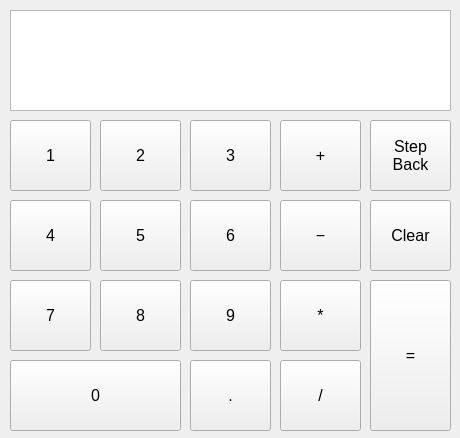
Above: Qt/Calculator/widget.ui from Vergervan/Learning before the change. Below: the same form after it.
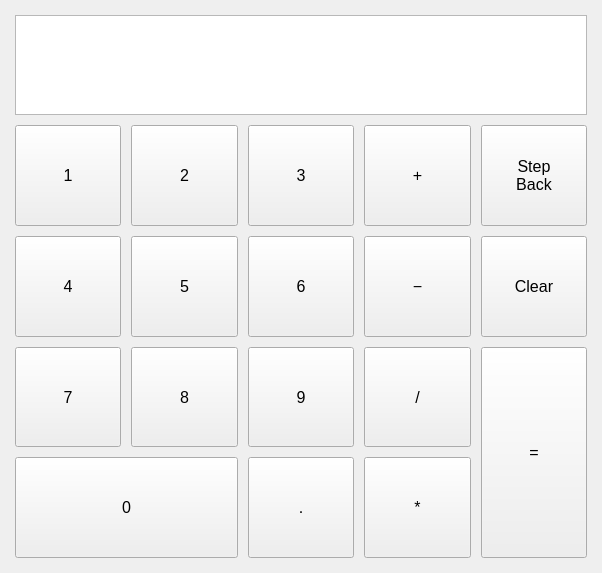
That is the form after the change.

Commit message: Fix bugs and make flexible UI

```diff
--- a/Qt/Calculator/widget.ui
+++ b/Qt/Calculator/widget.ui
@@ -9,8 +9,8 @@
    <rect>
     <x>0</x>
     <y>0</y>
-    <width>460</width>
-    <height>438</height>
+    <width>602</width>
+    <height>573</height>
    </rect>
   </property>
   <property name="sizePolicy">
@@ -22,68 +22,29 @@
   <property name="windowTitle">
    <string>Калькулятор</string>
   </property>
-  <widget class="QPushButton" name="buttonNum1">
-   <property name="geometry">
-    <rect>
-     <x>10</x>
-     <y>120</y>
-     <width>81</width>
-     <height>71</height>
-    </rect>
+  <layout class="QGridLayout" name="gridLayout" rowstretch="0,1,1,1,1">
+   <property name="leftMargin">
+    <number>15</number>
    </property>
-   <property name="font">
-    <font>
-     <pointsize>12</pointsize>
-    </font>
+   <property name="topMargin">
+    <number>15</number>
    </property>
-   <property name="text">
-    <string>1</string>
+   <property name="rightMargin">
+    <number>15</number>
    </property>
-  </widget>
-  <widget class="QPushButton" name="buttonNum2">
-   <property name="geometry">
-    <rect>
-     <x>100</x>
-     <y>120</y>
-     <width>81</width>
-     <height>71</height>
-    </rect>
+   <property name="bottomMargin">
+    <number>15</number>
    </property>
-   <property name="font">
-    <font>
-     <pointsize>12</pointsize>
-    </font>
+   <property name="spacing">
+    <number>10</number>
    </property>
-   <property name="text">
-    <string>2</string>
-   </property>
-  </widget>
-  <widget class="QPushButton" name="buttonNum3">
-   <property name="geometry">
-    <rect>
-     <x>190</x>
-     <y>120</y>
-     <width>81</width>
-     <height>71</height>
-    </rect>
-   </property>
-   <property name="font">
-    <font>
-     <pointsize>12</pointsize>
-    </font>
-   </property>
-   <property name="text">
-    <string>3</string>
-   </property>
-  </widget>
+   <item row="2" column="1">
   <widget class="QPushButton" name="buttonNum5">
-   <property name="geometry">
-    <rect>
-     <x>100</x>
-     <y>200</y>
-     <width>81</width>
-     <height>71</height>
-    </rect>
+     <property name="sizePolicy">
+      <sizepolicy hsizetype="Minimum" vsizetype="Preferred">
+       <horstretch>0</horstretch>
+       <verstretch>0</verstretch>
+      </sizepolicy>
    </property>
    <property name="font">
     <font>
@@ -94,194 +55,47 @@
     <string>5</string>
    </property>
   </widget>
-  <widget class="QPushButton" name="buttonNum6">
-   <property name="geometry">
-    <rect>
-     <x>190</x>
-     <y>200</y>
-     <width>81</width>
-     <height>71</height>
-    </rect>
-   </property>
-   <property name="font">
-    <font>
-     <pointsize>12</pointsize>
-    </font>
-   </property>
-   <property name="text">
-    <string>6</string>
-   </property>
-  </widget>
-  <widget class="QPushButton" name="buttonNum4">
-   <property name="geometry">
-    <rect>
-     <x>10</x>
-     <y>200</y>
-     <width>81</width>
-     <height>71</height>
-    </rect>
-   </property>
+   </item>
+   <item row="0" column="0" colspan="5" alignment="Qt::AlignTop">
+    <widget class="QTextEdit" name="resultText">
+     <property name="sizePolicy">
+      <sizepolicy hsizetype="Expanding" vsizetype="Fixed">
+       <horstretch>0</horstretch>
+       <verstretch>0</verstretch>
+      </sizepolicy>
+     </property>
+     <property name="maximumSize">
+      <size>
+       <width>16777215</width>
+       <height>100</height>
+      </size>
+     </property>
    <property name="font">
     <font>
-     <pointsize>12</pointsize>
-    </font>
-   </property>
-   <property name="text">
-    <string>4</string>
-   </property>
-  </widget>
-  <widget class="QPushButton" name="buttonNum8">
-   <property name="geometry">
-    <rect>
-     <x>100</x>
-     <y>280</y>
-     <width>81</width>
-     <height>71</height>
-    </rect>
-   </property>
-   <property name="font">
-    <font>
-     <pointsize>12</pointsize>
-    </font>
-   </property>
-   <property name="text">
-    <string>8</string>
-   </property>
-  </widget>
-  <widget class="QPushButton" name="buttonNum9">
-   <property name="geometry">
-    <rect>
-     <x>190</x>
-     <y>280</y>
-     <width>81</width>
-     <height>71</height>
-    </rect>
-   </property>
-   <property name="font">
-    <font>
-     <pointsize>12</pointsize>
-    </font>
-   </property>
-   <property name="text">
-    <string>9</string>
-   </property>
-  </widget>
-  <widget class="QPushButton" name="buttonNum7">
-   <property name="geometry">
-    <rect>
-     <x>10</x>
-     <y>280</y>
-     <width>81</width>
-     <height>71</height>
-    </rect>
-   </property>
-   <property name="font">
-    <font>
-     <pointsize>12</pointsize>
-    </font>
-   </property>
-   <property name="text">
-    <string>7</string>
-   </property>
-  </widget>
-  <widget class="QPushButton" name="buttonNum0">
-   <property name="geometry">
-    <rect>
-     <x>10</x>
-     <y>360</y>
-     <width>171</width>
-     <height>71</height>
-    </rect>
-   </property>
-   <property name="font">
-    <font>
-     <pointsize>12</pointsize>
-    </font>
-   </property>
-   <property name="text">
-    <string>0</string>
-   </property>
-  </widget>
-  <widget class="QPushButton" name="buttonClear">
-   <property name="geometry">
-    <rect>
-     <x>370</x>
-     <y>200</y>
-     <width>81</width>
-     <height>71</height>
-    </rect>
-   </property>
-   <property name="font">
-    <font>
-     <pointsize>12</pointsize>
-    </font>
-   </property>
-   <property name="text">
-    <string>Clear</string>
-   </property>
-  </widget>
-  <widget class="QPushButton" name="buttonDivide">
-   <property name="geometry">
-    <rect>
-     <x>280</x>
-     <y>360</y>
-     <width>81</width>
-     <height>71</height>
-    </rect>
-   </property>
-   <property name="font">
-    <font>
-     <pointsize>12</pointsize>
-    </font>
-   </property>
-   <property name="text">
-    <string>/</string>
-   </property>
-  </widget>
-  <widget class="QPushButton" name="buttonMultiply">
-   <property name="geometry">
-    <rect>
-     <x>280</x>
-     <y>280</y>
-     <width>81</width>
-     <height>71</height>
-    </rect>
-   </property>
-   <property name="font">
-    <font>
-     <pointsize>12</pointsize>
-    </font>
-   </property>
-   <property name="text">
-    <string>*</string>
-   </property>
-  </widget>
-  <widget class="QPushButton" name="buttonPlus">
-   <property name="geometry">
-    <rect>
-     <x>280</x>
-     <y>120</y>
-     <width>81</width>
-     <height>71</height>
-    </rect>
-   </property>
-   <property name="font">
-    <font>
-     <pointsize>12</pointsize>
-    </font>
-   </property>
-   <property name="text">
-    <string>+</string>
-   </property>
-  </widget>
+       <pointsize>14</pointsize>
+      </font>
+     </property>
+     <property name="layoutDirection">
+      <enum>Qt::LeftToRight</enum>
+     </property>
+     <property name="verticalScrollBarPolicy">
+      <enum>Qt::ScrollBarAlwaysOff</enum>
+     </property>
+     <property name="horizontalScrollBarPolicy">
+      <enum>Qt::ScrollBarAlwaysOff</enum>
+     </property>
+     <property name="readOnly">
+      <bool>true</bool>
+     </property>
+    </widget>
+   </item>
+   <item row="2" column="3">
   <widget class="QPushButton" name="buttonMinus">
-   <property name="geometry">
-    <rect>
-     <x>280</x>
-     <y>200</y>
-     <width>81</width>
-     <height>71</height>
-    </rect>
+     <property name="sizePolicy">
+      <sizepolicy hsizetype="Minimum" vsizetype="Preferred">
+       <horstretch>0</horstretch>
+       <verstretch>0</verstretch>
+      </sizepolicy>
    </property>
    <property name="font">
     <font>
@@ -292,14 +106,32 @@
     <string>−</string>
    </property>
   </widget>
+   </item>
+   <item row="1" column="3">
+    <widget class="QPushButton" name="buttonPlus">
+     <property name="sizePolicy">
+      <sizepolicy hsizetype="Minimum" vsizetype="Preferred">
+       <horstretch>0</horstretch>
+       <verstretch>0</verstretch>
+      </sizepolicy>
+     </property>
+     <property name="font">
+      <font>
+       <pointsize>12</pointsize>
+      </font>
+     </property>
+     <property name="text">
+      <string>+</string>
+     </property>
+    </widget>
+   </item>
+   <item row="3" column="4" rowspan="2">
   <widget class="QPushButton" name="buttonResult">
-   <property name="geometry">
-    <rect>
-     <x>370</x>
-     <y>280</y>
-     <width>81</width>
-     <height>151</height>
-    </rect>
+     <property name="sizePolicy">
+      <sizepolicy hsizetype="Minimum" vsizetype="Preferred">
+       <horstretch>0</horstretch>
+       <verstretch>0</verstretch>
+      </sizepolicy>
    </property>
    <property name="font">
     <font>
@@ -310,14 +142,68 @@
     <string>=</string>
    </property>
   </widget>
+   </item>
+   <item row="3" column="2">
+    <widget class="QPushButton" name="buttonNum9">
+     <property name="sizePolicy">
+      <sizepolicy hsizetype="Minimum" vsizetype="Preferred">
+       <horstretch>0</horstretch>
+       <verstretch>0</verstretch>
+      </sizepolicy>
+     </property>
+     <property name="font">
+      <font>
+       <pointsize>12</pointsize>
+      </font>
+     </property>
+     <property name="text">
+      <string>9</string>
+     </property>
+    </widget>
+   </item>
+   <item row="3" column="0">
+    <widget class="QPushButton" name="buttonNum7">
+     <property name="sizePolicy">
+      <sizepolicy hsizetype="Minimum" vsizetype="Preferred">
+       <horstretch>0</horstretch>
+       <verstretch>0</verstretch>
+      </sizepolicy>
+     </property>
+     <property name="font">
+      <font>
+       <pointsize>12</pointsize>
+      </font>
+     </property>
+     <property name="text">
+      <string>7</string>
+     </property>
+    </widget>
+   </item>
+   <item row="3" column="1">
+    <widget class="QPushButton" name="buttonNum8">
+     <property name="sizePolicy">
+      <sizepolicy hsizetype="Minimum" vsizetype="Preferred">
+       <horstretch>0</horstretch>
+       <verstretch>0</verstretch>
+      </sizepolicy>
+     </property>
+     <property name="font">
+      <font>
+       <pointsize>12</pointsize>
+      </font>
+     </property>
+     <property name="text">
+      <string>8</string>
+     </property>
+    </widget>
+   </item>
+   <item row="1" column="4">
   <widget class="QPushButton" name="buttonBack">
-   <property name="geometry">
-    <rect>
-     <x>370</x>
-     <y>120</y>
-     <width>81</width>
-     <height>71</height>
-    </rect>
+     <property name="sizePolicy">
+      <sizepolicy hsizetype="Minimum" vsizetype="Preferred">
+       <horstretch>0</horstretch>
+       <verstretch>0</verstretch>
+      </sizepolicy>
    </property>
    <property name="font">
     <font>
@@ -329,35 +215,122 @@
 Back</string>
    </property>
   </widget>
-  <widget class="QTextEdit" name="resultText">
-   <property name="geometry">
-    <rect>
-     <x>10</x>
-     <y>10</y>
-     <width>441</width>
-     <height>101</height>
-    </rect>
+   </item>
+   <item row="3" column="3">
+    <widget class="QPushButton" name="buttonDivide">
+     <property name="sizePolicy">
+      <sizepolicy hsizetype="Minimum" vsizetype="Preferred">
+       <horstretch>0</horstretch>
+       <verstretch>0</verstretch>
+      </sizepolicy>
    </property>
    <property name="font">
     <font>
-     <pointsize>14</pointsize>
-    </font>
-   </property>
-   <property name="layoutDirection">
-    <enum>Qt::LeftToRight</enum>
-   </property>
-   <property name="readOnly">
-    <bool>true</bool>
-   </property>
-  </widget>
+       <pointsize>12</pointsize>
+      </font>
+     </property>
+     <property name="text">
+      <string>/</string>
+     </property>
+    </widget>
+   </item>
+   <item row="1" column="1">
+    <widget class="QPushButton" name="buttonNum2">
+     <property name="sizePolicy">
+      <sizepolicy hsizetype="Minimum" vsizetype="Preferred">
+       <horstretch>0</horstretch>
+       <verstretch>0</verstretch>
+      </sizepolicy>
+     </property>
+     <property name="font">
+      <font>
+       <pointsize>12</pointsize>
+      </font>
+     </property>
+     <property name="text">
+      <string>2</string>
+     </property>
+    </widget>
+   </item>
+   <item row="2" column="2">
+    <widget class="QPushButton" name="buttonNum6">
+     <property name="sizePolicy">
+      <sizepolicy hsizetype="Minimum" vsizetype="Preferred">
+       <horstretch>0</horstretch>
+       <verstretch>0</verstretch>
+      </sizepolicy>
+     </property>
+     <property name="font">
+      <font>
+       <pointsize>12</pointsize>
+      </font>
+     </property>
+     <property name="text">
+      <string>6</string>
+     </property>
+    </widget>
+   </item>
+   <item row="1" column="0">
+    <widget class="QPushButton" name="buttonNum1">
+     <property name="sizePolicy">
+      <sizepolicy hsizetype="Minimum" vsizetype="Preferred">
+       <horstretch>0</horstretch>
+       <verstretch>0</verstretch>
+      </sizepolicy>
+     </property>
+     <property name="font">
+      <font>
+       <pointsize>12</pointsize>
+      </font>
+     </property>
+     <property name="text">
+      <string>1</string>
+     </property>
+    </widget>
+   </item>
+   <item row="2" column="4">
+    <widget class="QPushButton" name="buttonClear">
+     <property name="sizePolicy">
+      <sizepolicy hsizetype="Minimum" vsizetype="Preferred">
+       <horstretch>0</horstretch>
+       <verstretch>0</verstretch>
+      </sizepolicy>
+     </property>
+     <property name="font">
+      <font>
+       <pointsize>12</pointsize>
+      </font>
+     </property>
+     <property name="text">
+      <string>Clear</string>
+     </property>
+    </widget>
+   </item>
+   <item row="4" column="0" colspan="2">
+    <widget class="QPushButton" name="buttonNum0">
+     <property name="sizePolicy">
+      <sizepolicy hsizetype="Minimum" vsizetype="Preferred">
+       <horstretch>0</horstretch>
+       <verstretch>0</verstretch>
+      </sizepolicy>
+     </property>
+     <property name="font">
+      <font>
+       <pointsize>12</pointsize>
+      </font>
+     </property>
+     <property name="text">
+      <string>0</string>
+     </property>
+    </widget>
+   </item>
+   <item row="4" column="2">
   <widget class="QPushButton" name="buttonPoint">
-   <property name="geometry">
-    <rect>
-     <x>190</x>
-     <y>360</y>
-     <width>81</width>
-     <height>71</height>
-    </rect>
+     <property name="sizePolicy">
+      <sizepolicy hsizetype="Minimum" vsizetype="Preferred">
+       <horstretch>0</horstretch>
+       <verstretch>0</verstretch>
+      </sizepolicy>
    </property>
    <property name="font">
     <font>
@@ -368,6 +341,62 @@
     <string>.</string>
    </property>
   </widget>
+   </item>
+   <item row="2" column="0">
+    <widget class="QPushButton" name="buttonNum4">
+     <property name="sizePolicy">
+      <sizepolicy hsizetype="Minimum" vsizetype="Preferred">
+       <horstretch>0</horstretch>
+       <verstretch>0</verstretch>
+      </sizepolicy>
+     </property>
+     <property name="font">
+      <font>
+       <pointsize>12</pointsize>
+      </font>
+     </property>
+     <property name="text">
+      <string>4</string>
+     </property>
+    </widget>
+   </item>
+   <item row="1" column="2">
+    <widget class="QPushButton" name="buttonNum3">
+     <property name="sizePolicy">
+      <sizepolicy hsizetype="Minimum" vsizetype="Preferred">
+       <horstretch>0</horstretch>
+       <verstretch>0</verstretch>
+      </sizepolicy>
+     </property>
+     <property name="font">
+      <font>
+       <pointsize>12</pointsize>
+      </font>
+     </property>
+     <property name="text">
+      <string>3</string>
+     </property>
+    </widget>
+   </item>
+   <item row="4" column="3">
+    <widget class="QPushButton" name="buttonMultiply">
+     <property name="sizePolicy">
+      <sizepolicy hsizetype="Minimum" vsizetype="Preferred">
+       <horstretch>0</horstretch>
+       <verstretch>0</verstretch>
+      </sizepolicy>
+     </property>
+     <property name="font">
+      <font>
+       <pointsize>12</pointsize>
+      </font>
+     </property>
+     <property name="text">
+      <string>*</string>
+     </property>
+    </widget>
+   </item>
+  </layout>
  </widget>
  <resources/>
  <connections/>
```
Lines whose indentation alone changed are shown as unchanged. The commit also changes 4 other files.
